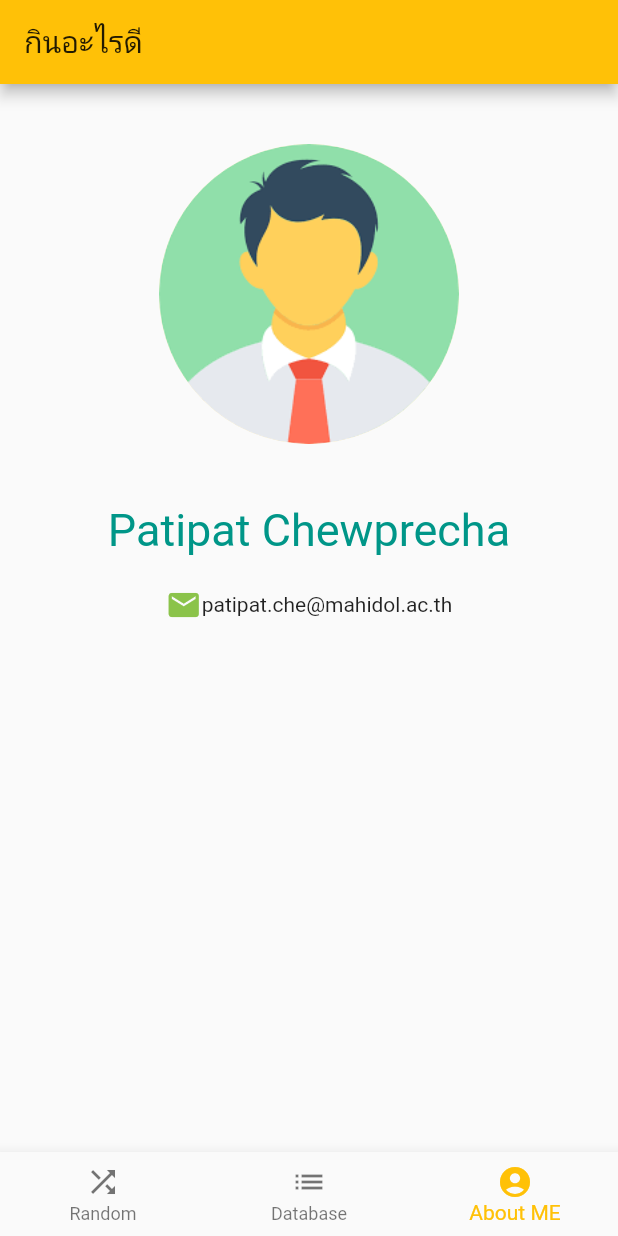
After one commit to pcbimon/kin_a_rai_dee_flutter, a Flutter app: the screen it shows after launch, item 3 of the bottom bar chosen, on a phone screen of 412 x 824 dp. The commit adds this screen. Run offline on Flutter 3.47's test engine with Material 2 defaults, Android fonts, the phone set to English and light mode, and no system bars; our stand-ins replace flutter_slidable, flutter_speed_dial, google_fonts, sqflite; missing offline and left inert: json_store; accounts and stored records are empty; Roboto replaces fonts that are missing (Kanit).

Commit message:
About Me Page

```diff
--- a/lib/main.dart
+++ b/lib/main.dart
@@ -1,6 +1,7 @@
 import 'dart:math';
 
 import 'package:flutter/material.dart';
+import 'package:kin_a_rai_dee/page/about_me.dart';
 import 'package:kin_a_rai_dee/page/food_lists.dart';
 import 'package:kin_a_rai_dee/randomFood.dart';
 import 'package:google_fonts/google_fonts.dart';
@@ -90,7 +91,7 @@ class _MyHomePageState extends State<MyHomePage> {
       body: [
         RandomFood(foods),
         FoodLists(foods, refreshFoodList),
-        RandomFood(foods)
+        AboutMe()
       ][_currentTab],
       // key point, fab will show in Tab 1, and will hide in others.
       floatingActionButton: _currentTab == 1 ? GroupFloating() : null,
--- /dev/null
+++ b/lib/page/about_me.dart
@@ -0,0 +1,43 @@
+import 'package:flutter/material.dart';
+
+class AboutMe extends StatelessWidget {
+  const AboutMe({Key? key}) : super(key: key);
+
+  @override
+  Widget build(BuildContext context) {
+    return Container(
+      width: double.infinity,
+      child: Column(
+        crossAxisAlignment: CrossAxisAlignment.center,
+        children: [
+          Container(
+            margin: EdgeInsets.symmetric(vertical: 40),
+            child: CircleAvatar(
+              radius: 100,
+              backgroundImage: AssetImage('assets/images/user.png'),
+            ),
+          ),
+          Container(
+            margin: EdgeInsets.only(bottom: 20),
+            child: Text(
+              'Patipat Chewprecha',
+              style: TextStyle(fontSize: 30, color: Colors.teal),
+            ),
+          ),
+          Container(
+            child: Row(
+              mainAxisAlignment: MainAxisAlignment.center,
+              children: [
+                Icon(
+                  Icons.email,
+                  color: Colors.lightGreen,
+                ),
+                Text('patipat.che@mahidol.ac.th'),
+              ],
+            ),
+          )
+        ],
+      ),
+    );
+  }
+}
```
Also changed, not shown: assets/images/user.png (added).
